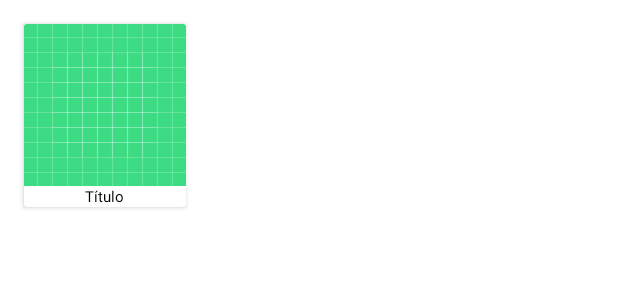
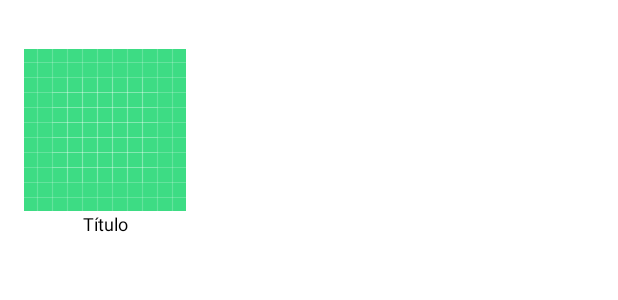
Before and after one commit to ruanvasconcelos/desafio-pebmed, an Android app: the layout home_thumb_view_holder.xml on its own in the app's theme, with its tools: preview values and no code run, on a phone screen of 412 x 824 dp. Shown: the top 300 px of the screen. Run offline under Robolectric (Android 15) with nearby library versions, the phone set to English and light mode, and no system bars; network calls fail.

Commit message:
Remove cardview desnecessário e ajusta layout.

```diff
--- a/app/src/main/java/com/example/desafiopebmed/ui/home/HomeThumbViewHolder.kt
+++ b/app/src/main/java/com/example/desafiopebmed/ui/home/HomeThumbViewHolder.kt
@@ -16,7 +16,7 @@ class HomeThumbViewHolder(
     private var textView = itemView.contentTitle
 
     init {
-        itemView.cardView.setOnClickListener(this@HomeThumbViewHolder)
+        itemView.root.setOnClickListener(this@HomeThumbViewHolder)
     }
 
     fun bind(data: ItemVO) {
--- a/app/src/main/java/com/example/desafiopebmed/ui/home/HomeTitleViewHolder.kt
+++ b/app/src/main/java/com/example/desafiopebmed/ui/home/HomeTitleViewHolder.kt
@@ -11,7 +11,7 @@ class HomeTitleViewHolder(
     private var textView = itemView.title
 
     fun bind(data: ItemVO) {
-        textView.text = data.category?.name?.toUpperCase()
+        textView.text = data.category?.name
     }
 
 }
--- a/app/src/main/res/layout/home_thumb_view_holder.xml
+++ b/app/src/main/res/layout/home_thumb_view_holder.xml
@@ -1,33 +1,28 @@
-<androidx.cardview.widget.CardView
-    xmlns:android="http://schemas.android.com/apk/res/android"
+<androidx.constraintlayout.widget.ConstraintLayout xmlns:android="http://schemas.android.com/apk/res/android"
     xmlns:tools="http://schemas.android.com/tools"
-    android:id="@+id/card_view"
+    xmlns:app="http://schemas.android.com/apk/res-auto"
     style="@style/HomeThumbViewHolderRootView"
-    android:layout_width="wrap_content"
     android:layout_height="wrap_content"
-    android:layout_centerHorizontal="true">
-
-    <RelativeLayout
-        android:layout_width="match_parent"
-        android:layout_height="wrap_content">
+    android:layout_width="wrap_content">
 
     <androidx.appcompat.widget.AppCompatImageView
+        style="@style/HomeThumbViewHolderImageView"
         android:id="@+id/content_image"
-            style="@style/HomeThumbViewHolderImageView"
+        android:layout_height="wrap_content"
         android:layout_width="wrap_content"
-            android:layout_height="wrap_content"
-            android:layout_centerHorizontal="true"
+        app:layout_constraintLeft_toLeftOf="parent"
+        app:layout_constraintRight_toRightOf="parent"
+        app:layout_constraintBottom_toBottomOf="parent"
+        app:layout_constraintTop_toTopOf="parent"
         tools:src="@drawable/ic_launcher_background" />
 
     <androidx.appcompat.widget.AppCompatTextView
+        style="@style/HomeThumbViewHolderTextView"
         android:id="@+id/content_title"
-            style="@style/HomeThumbViewHolderTextView"
+        android:layout_height="0dp"
         android:layout_width="wrap_content"
-            android:layout_height="wrap_content"
-            android:layout_below="@id/content_image"
-            android:layout_centerHorizontal="true"
+        app:layout_constraintLeft_toLeftOf="parent"
+        app:layout_constraintRight_toRightOf="parent"
+        app:layout_constraintTop_toBottomOf="@id/content_image"
         tools:text="Título" />
-    </RelativeLayout>
-
-
-</androidx.cardview.widget.CardView>
+</androidx.constraintlayout.widget.ConstraintLayout>
--- a/app/src/main/res/values/styles.xml
+++ b/app/src/main/res/values/styles.xml
@@ -15,7 +15,7 @@
 
     <style name="HomeThumbViewHolderTextView">
         <item name="android:textColor">@android:color/black</item>
-        <item name="android:textSize">@dimen/textsize_ten</item>
+        <item name="android:textSize">@dimen/textsize_twelve</item>
     </style>
 
     <!-- Home Title View Holder -->
@@ -25,6 +25,8 @@
         <item name="android:textColor">@android:color/black</item>
         <item name="android:textSize">@dimen/textsize_fourteen</item>
         <item name="android:textStyle">bold</item>
+        <item name="android:textAllCaps">true</item>
+
     </style>
 
     <!-- Details Activity -->
@@ -48,7 +50,7 @@
 
     <style name="DetailsActivitySectionContent">
         <item name="android:textColor">@android:color/black</item>
-        <item name="android:textSize">@dimen/textsize_eleven</item>
+        <item name="android:textSize">@dimen/textsize_twelve</item>
         <item name="android:paddingBottom">@dimen/spacing_sixteen</item>
     </style>
 </resources>
```
Lines whose indentation alone changed are shown as unchanged.
